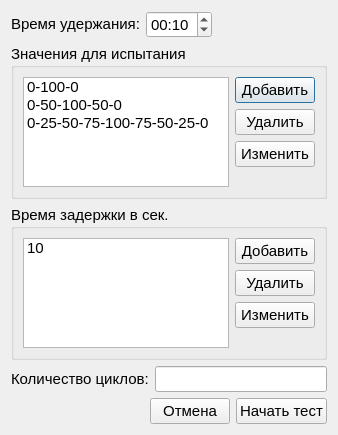
Old version of the form CyclicTestSettings.ui in the repository Rekvim/MpiSki.
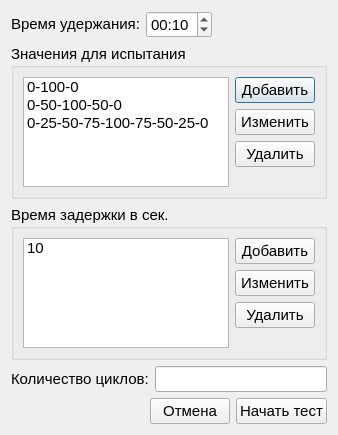
New version of the form.

Diff of the .ui file:
```diff
--- a/CyclicTestSettings.ui
+++ b/CyclicTestSettings.ui
@@ -108,14 +108,14 @@
         <item>
          <widget class="QPushButton" name="pushButton_delete_value">
           <property name="text">
-           <string>Удалить</string>
+           <string>Изменить</string>
           </property>
          </widget>
         </item>
         <item>
          <widget class="QPushButton" name="pushButton_change_value">
           <property name="text">
-           <string>Изменить</string>
+           <string>Удалить</string>
           </property>
          </widget>
         </item>
@@ -164,14 +164,14 @@
         <item>
          <widget class="QPushButton" name="pushButton_delete_step">
           <property name="text">
-           <string>Удалить</string>
+           <string>Изменить</string>
           </property>
          </widget>
         </item>
         <item>
          <widget class="QPushButton" name="pushButton_change_step">
           <property name="text">
-           <string>Изменить</string>
+           <string>Удалить</string>
           </property>
          </widget>
         </item>
```
Left out of the diff: 10 changed lines with no effect on the pictures.
